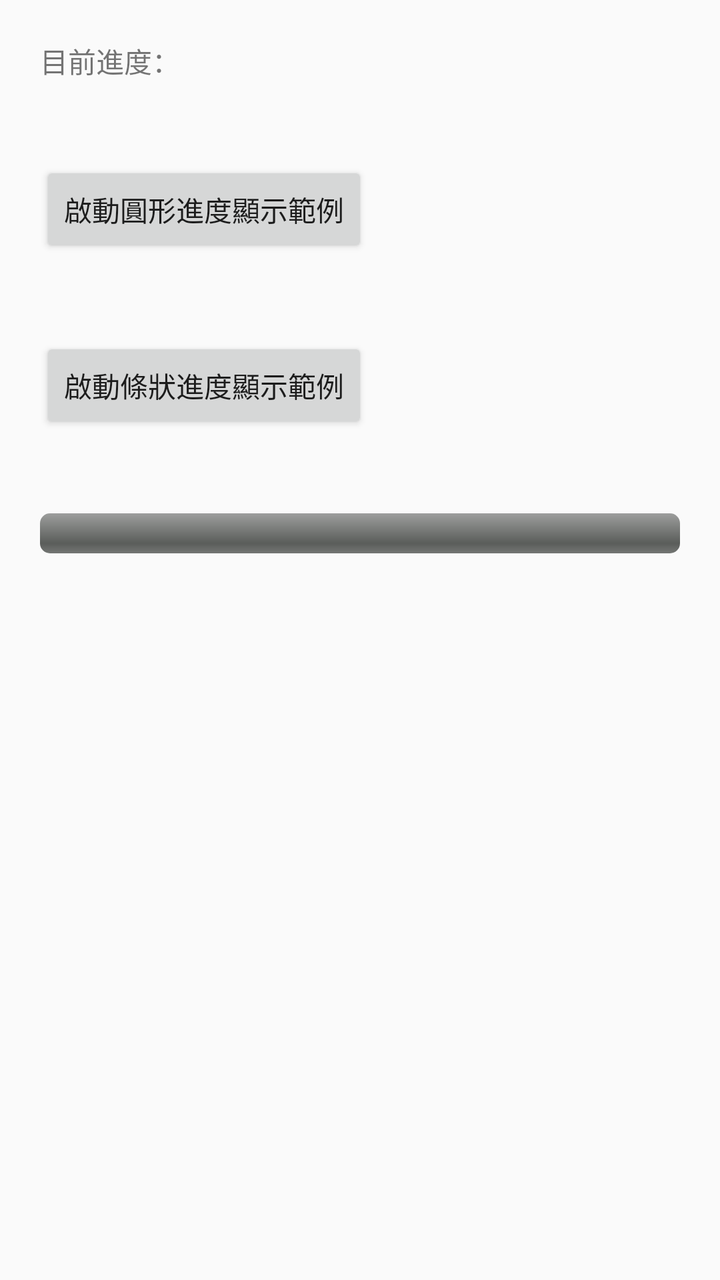
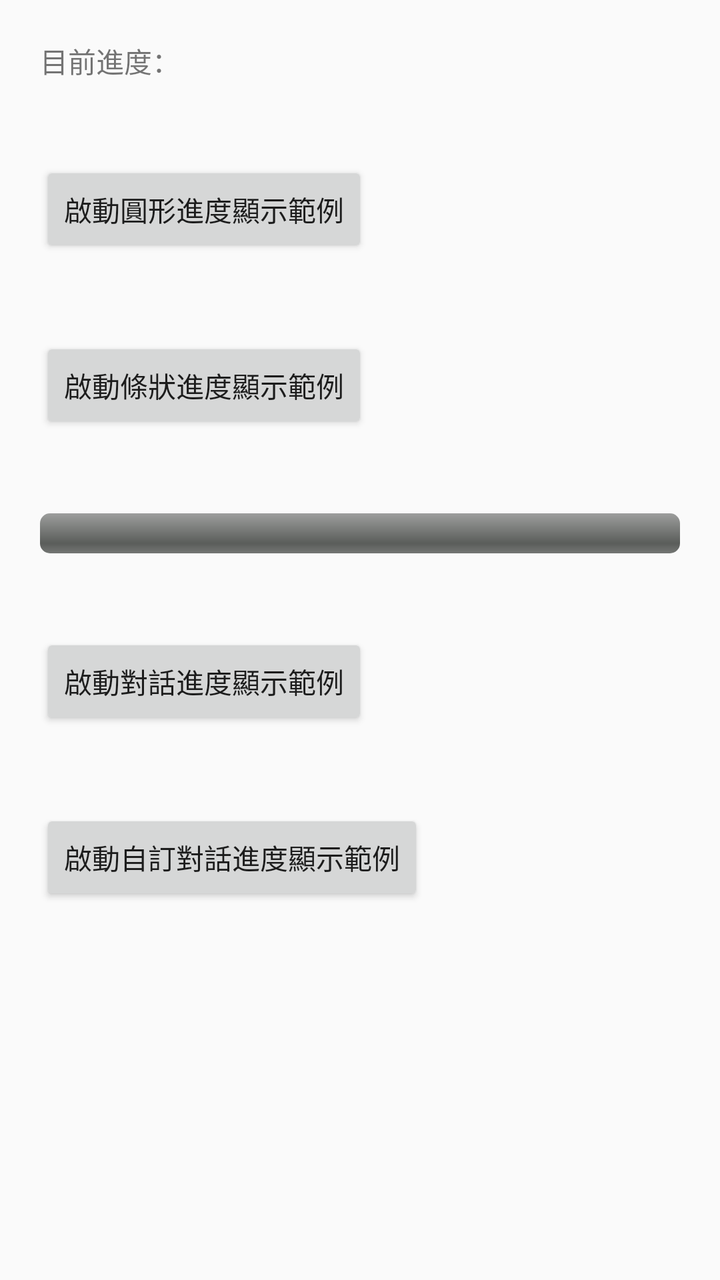

Two renders of the same Android screen: before a commit and after it. Below are the layout's source before the change and the commit's diff.
<!-- AndroidManifest.xml: application theme Theme.Application2 -->
<!-- res/layout/activity_progress_bar.xml -->
<?xml version="1.0" encoding="utf-8"?>
<LinearLayout xmlns:android="http://schemas.android.com/apk/res/android"
    android:id="@+id/main"
    android:layout_width="match_parent"
    android:layout_height="match_parent"
    android:orientation="vertical">

    <TextView
        android:layout_width="wrap_content"
        android:layout_height="wrap_content"
        android:id="@+id/tv_progress_output"
        android:layout_margin="20dp"
        android:text="目前進度："/>

    <Button
        android:layout_width="wrap_content"
        android:layout_height="wrap_content"
        android:id="@+id/btn_start_progress_spinner"
        android:text="啟動圓形進度顯示範例"
        android:layout_margin="20dp"/>

    <ProgressBar
        android:layout_width="40dp"
        android:layout_height="40dp"
        android:id="@+id/pb_spinner"
        style="@android:style/Widget.ProgressBar"
        android:visibility="gone"
        android:layout_margin="20dp"
        android:layout_gravity="center_horizontal"/>

    <Button
        android:layout_width="wrap_content"
        android:layout_height="wrap_content"
        android:id="@+id/btn_start_progress_horizontal"
        android:text="啟動條狀進度顯示範例"
        android:layout_margin="20dp"/>

    <ProgressBar
        android:layout_width="match_parent"
        android:layout_height="wrap_content"
        android:id="@+id/pb_horizontal"
        style="@android:style/Widget.ProgressBar.Horizontal"
        android:layout_margin="20dp"
        android:layout_gravity="center_horizontal"/>

</LinearLayout>
<!-- resources referenced by this layout -->
<resources>
  <style name="Theme.Application2" parent="Base.Theme.Application2" />
  <style name="Base.Theme.Application2" parent="Theme.AppCompat.DayNight.NoActionBar">
  
          
          
      </style>
</resources>

<!-- the commit's change to res/layout/activity_progress_bar.xml (unified diff, before → after) -->
@@ -43,4 +43,18 @@
         android:layout_margin="20dp"
         android:layout_gravity="center_horizontal"/>
 
+    <Button
+        android:layout_width="wrap_content"
+        android:layout_height="wrap_content"
+        android:id="@+id/btn_start_progress_dialog"
+        android:text="啟動對話進度顯示範例"
+        android:layout_margin="20dp"/>
+
+    <Button
+        android:layout_width="wrap_content"
+        android:layout_height="wrap_content"
+        android:id="@+id/btn_start_progress_custom_dialog"
+        android:text="啟動自訂對話進度顯示範例"
+        android:layout_margin="20dp"/>
+
 </LinearLayout>
